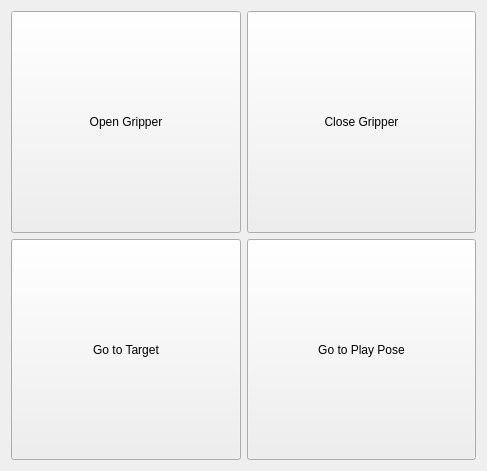
Old version of the form ui/form.ui in the repository demorise/cobot_demo.
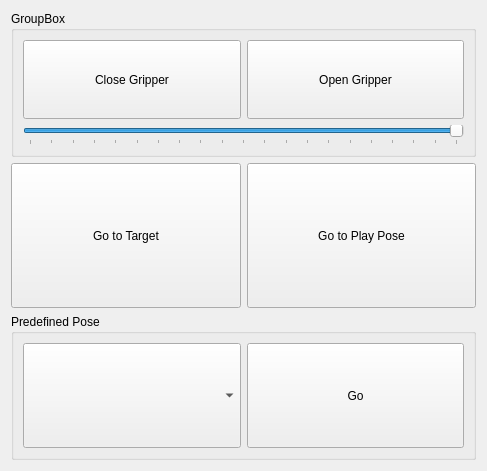
New version of the form.

Commit message: added gripper slider

Patch:
```diff
--- a/ui/form.ui
+++ b/ui/form.ui
@@ -14,20 +14,45 @@
    <string>Form</string>
   </property>
   <layout class="QGridLayout" name="gridLayout">
-   <item row="1" column="0">
-    <widget class="QPushButton" name="goToTargetPushButton">
+   <item row="4" column="0" colspan="2">
+    <widget class="QGroupBox" name="groupBox">
      <property name="sizePolicy">
-      <sizepolicy hsizetype="Minimum" vsizetype="Preferred">
+      <sizepolicy hsizetype="Preferred" vsizetype="Preferred">
        <horstretch>0</horstretch>
        <verstretch>1</verstretch>
       </sizepolicy>
      </property>
-     <property name="text">
-      <string>Go to Target</string>
+     <property name="title">
+      <string>Predefined Pose</string>
      </property>
+     <layout class="QGridLayout" name="gridLayout_2">
+      <item row="0" column="0">
+       <widget class="QComboBox" name="predefinedPoseComboBox">
+        <property name="sizePolicy">
+         <sizepolicy hsizetype="Preferred" vsizetype="Preferred">
+          <horstretch>0</horstretch>
+          <verstretch>0</verstretch>
+         </sizepolicy>
+        </property>
+       </widget>
+      </item>
+      <item row="0" column="1">
+       <widget class="QPushButton" name="predefinedPosePushButton">
+        <property name="sizePolicy">
+         <sizepolicy hsizetype="Minimum" vsizetype="Preferred">
+          <horstretch>0</horstretch>
+          <verstretch>0</verstretch>
+         </sizepolicy>
+        </property>
+        <property name="text">
+         <string>Go</string>
+        </property>
+       </widget>
+      </item>
+     </layout>
     </widget>
    </item>
-   <item row="1" column="1">
+   <item row="3" column="1">
     <widget class="QPushButton" name="goToPlayPosePushButton">
      <property name="sizePolicy">
       <sizepolicy hsizetype="Minimum" vsizetype="Preferred">
@@ -40,21 +65,77 @@
      </property>
     </widget>
    </item>
-   <item row="0" column="1">
-    <widget class="QPushButton" name="closeGripperPushButton">
+   <item row="1" column="0" colspan="2">
+    <widget class="QGroupBox" name="groupBox_2">
      <property name="sizePolicy">
-      <sizepolicy hsizetype="Minimum" vsizetype="Preferred">
+      <sizepolicy hsizetype="Preferred" vsizetype="Preferred">
        <horstretch>0</horstretch>
        <verstretch>1</verstretch>
       </sizepolicy>
      </property>
-     <property name="text">
-      <string>Close Gripper</string>
+     <property name="title">
+      <string>GroupBox</string>
      </property>
+     <layout class="QGridLayout" name="gridLayout_3">
+      <item row="0" column="0">
+       <widget class="QPushButton" name="closeGripperPushButton">
+        <property name="sizePolicy">
+         <sizepolicy hsizetype="Minimum" vsizetype="Preferred">
+          <horstretch>0</horstretch>
+          <verstretch>1</verstretch>
+         </sizepolicy>
+        </property>
+        <property name="text">
+         <string>Close Gripper</string>
+        </property>
+       </widget>
+      </item>
+      <item row="0" column="1">
+       <widget class="QPushButton" name="openGripperPushButton">
+        <property name="sizePolicy">
+         <sizepolicy hsizetype="Minimum" vsizetype="Preferred">
+          <horstretch>0</horstretch>
+          <verstretch>1</verstretch>
+         </sizepolicy>
+        </property>
+        <property name="text">
+         <string>Open Gripper</string>
+        </property>
+       </widget>
+      </item>
+      <item row="1" column="0" colspan="2">
+       <widget class="QSlider" name="gripperSlider">
+        <property name="maximum">
+         <number>100</number>
+        </property>
+        <property name="singleStep">
+         <number>1</number>
+        </property>
+        <property name="value">
+         <number>100</number>
+        </property>
+        <property name="sliderPosition">
+         <number>100</number>
+        </property>
+        <property name="tracking">
+         <bool>false</bool>
+        </property>
+        <property name="orientation">
+         <enum>Qt::Horizontal</enum>
+        </property>
+        <property name="tickPosition">
+         <enum>QSlider::TicksBelow</enum>
+        </property>
+        <property name="tickInterval">
+         <number>5</number>
+        </property>
+       </widget>
+      </item>
+     </layout>
     </widget>
    </item>
-   <item row="0" column="0">
-    <widget class="QPushButton" name="openGripperPushButton">
+   <item row="3" column="0">
+    <widget class="QPushButton" name="goToTargetPushButton">
      <property name="sizePolicy">
       <sizepolicy hsizetype="Minimum" vsizetype="Preferred">
        <horstretch>0</horstretch>
@@ -62,7 +143,7 @@
       </sizepolicy>
      </property>
      <property name="text">
-      <string>Open Gripper</string>
+      <string>Go to Target</string>
      </property>
     </widget>
    </item>
```
The commit also changes 3 other files.
